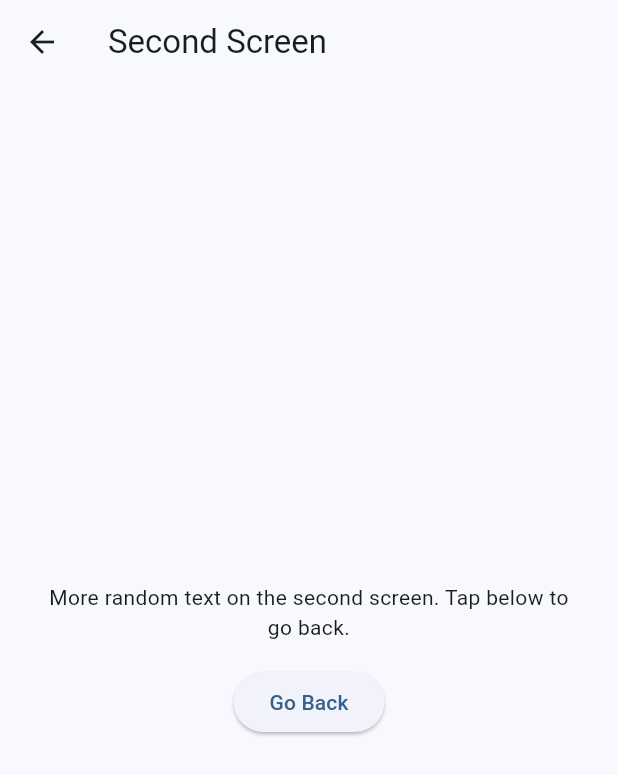
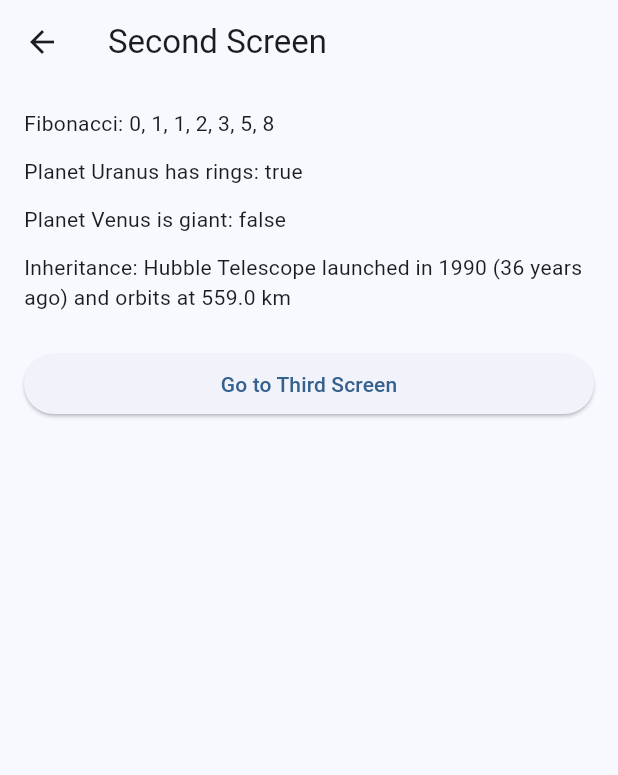
Before and after one commit to gjorgiandonovski/CoastGuardFlutterApp, a Flutter app: the screen it shows after launch, after a tap on "Go to Second Screen", on a phone screen of 412 x 824 dp. Shown: the top 775 px of the screen. Run offline on Flutter 3.47's test engine with Material 3 defaults, Android fonts, the phone set to English and light mode, and no system bars.

Commit message:
Week 2 release: add Dart examples and simple Flutter navigation

```diff
--- a/lib/app.dart
+++ b/lib/app.dart
@@ -1,4 +1,6 @@
 import 'package:flutter/material.dart';
+
+import 'main_screen.dart';
 
 class ProjectMadApp extends StatelessWidget {
   const ProjectMadApp({super.key});
@@ -12,73 +14,7 @@ class ProjectMadApp extends StatelessWidget {
         colorScheme: ColorScheme.fromSeed(seedColor: Colors.blue),
         useMaterial3: true,
       ),
-      home: const FirstScreen(),
+      home: const MainScreen(),
     );
   }
 }
-
-class FirstScreen extends StatelessWidget {
-  const FirstScreen({super.key});
-
-  @override
-  Widget build(BuildContext context) {
-    return Scaffold(
-      appBar: AppBar(title: const Text('First Screen')),
-      body: Center(
-        child: Padding(
-          padding: const EdgeInsets.all(24),
-          child: Column(
-            mainAxisSize: MainAxisSize.min,
-            children: [
-              const Text(
-                'Random text lives here. Nothing fancy, just the first screen.',
-                textAlign: TextAlign.center,
-              ),
-              const SizedBox(height: 16),
-              ElevatedButton(
-                onPressed: () {
-                  Navigator.of(context).push(
-                    MaterialPageRoute<void>(
-                      builder: (context) => const SecondScreen(),
-                    ),
-                  );
-                },
-                child: const Text('Go to Second Screen'),
-              ),
-            ],
-          ),
-        ),
-      ),
-    );
-  }
-}
-
-class SecondScreen extends StatelessWidget {
-  const SecondScreen({super.key});
-
-  @override
-  Widget build(BuildContext context) {
-    return Scaffold(
-      appBar: AppBar(title: const Text('Second Screen')),
-      body: Center(
-        child: Padding(
-          padding: const EdgeInsets.all(24),
-          child: Column(
-            mainAxisSize: MainAxisSize.min,
-            children: [
-              const Text(
-                'More random text on the second screen. Tap below to go back.',
-                textAlign: TextAlign.center,
-              ),
-              const SizedBox(height: 16),
-              ElevatedButton(
-                onPressed: () => Navigator.of(context).pop(),
-                child: const Text('Go Back'),
-              ),
-            ],
-          ),
-        ),
-      ),
-    );
-  }
-}
--- /dev/null
+++ b/lib/data/dart_examples.dart
@@ -0,0 +1,62 @@
+Future<String> fetchMissionDetails() async {
+  await Future.delayed(const Duration(seconds: 2));
+  return 'Apollo 11 Mission: Moon landing.';
+}
+
+int fibonacci(int n) {
+  if (n == 0 || n == 1) {
+    return n;
+  }
+  return fibonacci(n - 1) + fibonacci(n - 2);
+}
+
+List<int> fibonacciValues() {
+  return List<int>.generate(7, fibonacci);
+}
+
+enum PlanetType { terrestrial, gas, ice }
+
+enum Planet {
+  mercury(planetType: PlanetType.terrestrial, moons: 0, hasRings: false),
+  venus(planetType: PlanetType.terrestrial, moons: 0, hasRings: false),
+  uranus(planetType: PlanetType.ice, moons: 27, hasRings: true),
+  neptune(planetType: PlanetType.ice, moons: 14, hasRings: true);
+
+  const Planet({
+    required this.planetType,
+    required this.moons,
+    required this.hasRings,
+  });
+
+  final PlanetType planetType;
+  final int moons;
+  final bool hasRings;
+
+  bool get isGiant =>
+      planetType == PlanetType.gas || planetType == PlanetType.ice;
+}
+
+class Spacecraft {
+  Spacecraft(this.name, this.launchDate);
+
+  final String name;
+  final DateTime launchDate;
+
+  int get yearsSinceLaunch => DateTime.now().year - launchDate.year;
+
+  String describe() {
+    return '$name launched in ${launchDate.year} '
+        '($yearsSinceLaunch years ago)';
+  }
+}
+
+class Orbiter extends Spacecraft {
+  Orbiter(super.name, super.launchDate, this.altitude);
+
+  final double altitude;
+
+  @override
+  String describe() {
+    return '${super.describe()} and orbits at $altitude km';
+  }
+}
--- /dev/null
+++ b/lib/main_screen.dart
@@ -0,0 +1,47 @@
+import 'package:flutter/material.dart';
+
+import 'screens/examples_screen.dart';
+import 'screens/splash_screen.dart';
+import 'screens/third_screen.dart';
+
+class MainScreen extends StatefulWidget {
+  const MainScreen({super.key});
+
+  @override
+  State<MainScreen> createState() => _MainScreenState();
+}
+
+class _MainScreenState extends State<MainScreen> {
+  int _selectedIndex = 0;
+
+  final List<Widget> _screens = const [
+    SplashScreen(),
+    ExamplesScreen(),
+    ThirdScreen(),
+  ];
+
+  final List<String> _titles = const ['Home', 'Dart Snippets', 'Files'];
+
+  void _onItemTapped(int index) {
+    setState(() {
+      _selectedIndex = index;
+    });
+  }
+
+  @override
+  Widget build(BuildContext context) {
+    return Scaffold(
+      appBar: AppBar(title: Text(_titles[_selectedIndex])),
+      body: _screens[_selectedIndex],
+      bottomNavigationBar: BottomNavigationBar(
+        currentIndex: _selectedIndex,
+        onTap: _onItemTapped,
+        items: const [
+          BottomNavigationBarItem(icon: Icon(Icons.home), label: 'Home'),
+          BottomNavigationBarItem(icon: Icon(Icons.code), label: 'Examples'),
+          BottomNavigationBarItem(icon: Icon(Icons.folder), label: 'Files'),
+        ],
+      ),
+    );
+  }
+}
--- /dev/null
+++ b/lib/screens/examples_screen.dart
@@ -0,0 +1 @@
+export 'second_screen.dart' show ExamplesScreen;
--- /dev/null
+++ b/lib/screens/second_screen.dart
@@ -0,0 +1,122 @@
+import 'package:flutter/material.dart';
+
+import '../data/dart_examples.dart';
+import 'third_screen.dart';
+
+class SecondScreenPage extends StatelessWidget {
+  const SecondScreenPage({super.key});
+
+  @override
+  Widget build(BuildContext context) {
+    final orbiter = Orbiter('Hubble Telescope', DateTime(1990, 4, 24), 559);
+
+    return Scaffold(
+      appBar: AppBar(title: const Text('Second Screen')),
+      body: ListView(
+        padding: const EdgeInsets.all(16),
+        children: [
+          Text('Fibonacci: ${fibonacciValues().join(', ')}'),
+          const SizedBox(height: 12),
+          Text('Planet Uranus has rings: ${Planet.uranus.hasRings}'),
+          const SizedBox(height: 12),
+          Text('Planet Venus is giant: ${Planet.venus.isGiant}'),
+          const SizedBox(height: 12),
+          Text('Inheritance: ${orbiter.describe()}'),
+          const SizedBox(height: 24),
+          ElevatedButton(
+            onPressed: () {
+              Navigator.of(context).push(
+                MaterialPageRoute<void>(
+                  builder: (_) => const ThirdScreenPage(),
+                ),
+              );
+            },
+            child: const Text('Go to Third Screen'),
+          ),
+        ],
+      ),
+    );
+  }
+}
+
+class ExamplesScreen extends StatelessWidget {
+  const ExamplesScreen({super.key});
+
+  @override
+  Widget build(BuildContext context) {
+    final orbiter = Orbiter('Voyager I', DateTime(1977, 9, 5), 700);
+
+    return ListView(
+      padding: const EdgeInsets.all(16),
+      children: [
+        _ExampleCard(
+          title: 'Recursive Function',
+          text: 'Fibonacci values: ${fibonacciValues().join(', ')}',
+        ),
+        _ExampleCard(
+          title: 'Enhanced Enums',
+          text:
+              'Mercury type: ${Planet.mercury.planetType.name}, Neptune moons: ${Planet.neptune.moons}',
+        ),
+        _ExampleCard(title: 'Inheritance', text: orbiter.describe()),
+        _AsyncExampleCard(),
+      ],
+    );
+  }
+}
+
+class _ExampleCard extends StatelessWidget {
+  const _ExampleCard({required this.title, required this.text});
+
+  final String title;
+  final String text;
+
+  @override
+  Widget build(BuildContext context) {
+    return Card(
+      margin: const EdgeInsets.only(bottom: 12),
+      child: Padding(
+        padding: const EdgeInsets.all(16),
+        child: Column(
+          crossAxisAlignment: CrossAxisAlignment.start,
+          children: [
+            Text(title, style: Theme.of(context).textTheme.titleMedium),
+            const SizedBox(height: 8),
+            Text(text),
+          ],
+        ),
+      ),
+    );
+  }
+}
+
+class _AsyncExampleCard extends StatelessWidget {
+  @override
+  Widget build(BuildContext context) {
+    return Card(
+      child: Padding(
+        padding: const EdgeInsets.all(16),
+        child: FutureBuilder<String>(
+          future: fetchMissionDetails(),
+          builder: (context, snapshot) {
+            final text = snapshot.connectionState == ConnectionState.done
+                ? snapshot.data ?? 'No data'
+                : 'Loading mission details...';
+
+            return Column(
+              crossAxisAlignment: CrossAxisAlignment.start,
+              children: [
+                Text(
+                  'Async and Await',
+                  style: Theme.of(context).textTheme.titleMedium,
+                ),
+                const SizedBox(height: 8),
+                Text(text),
+              ],
+            );
+          },
+        ),
+      ),
+    );
+  }
+}
--- /dev/null
+++ b/lib/screens/splash_screen.dart
@@ -0,0 +1,36 @@
+import 'package:flutter/material.dart';
+
+import 'second_screen.dart';
+
+class SplashScreen extends StatelessWidget {
+  const SplashScreen({super.key});
+
+  @override
+  Widget build(BuildContext context) {
+    return Center(
+      child: Padding(
+        padding: const EdgeInsets.all(24),
+        child: Column(
+          mainAxisSize: MainAxisSize.min,
+          children: [
+            const Text(
+              'Simple Flutter demo with bottom navigation and three-screen navigation.',
+              textAlign: TextAlign.center,
+            ),
+            const SizedBox(height: 16),
+            ElevatedButton(
+              onPressed: () {
+                Navigator.of(context).push(
+                  MaterialPageRoute<void>(
+                    builder: (_) => const SecondScreenPage(),
+                  ),
+                );
+              },
+              child: const Text('Go to Second Screen'),
+            ),
+          ],
+        ),
+      ),
+    );
+  }
+}
```
Also changed, not shown: lib/screens/third_screen.dart (added, +44 -0 lines).
